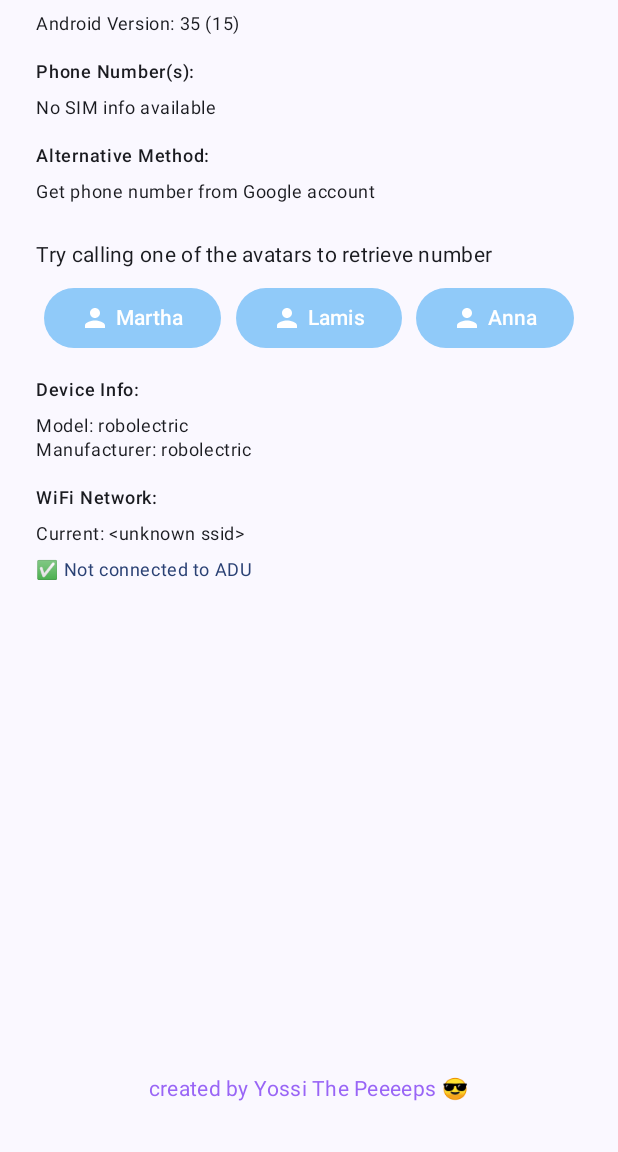
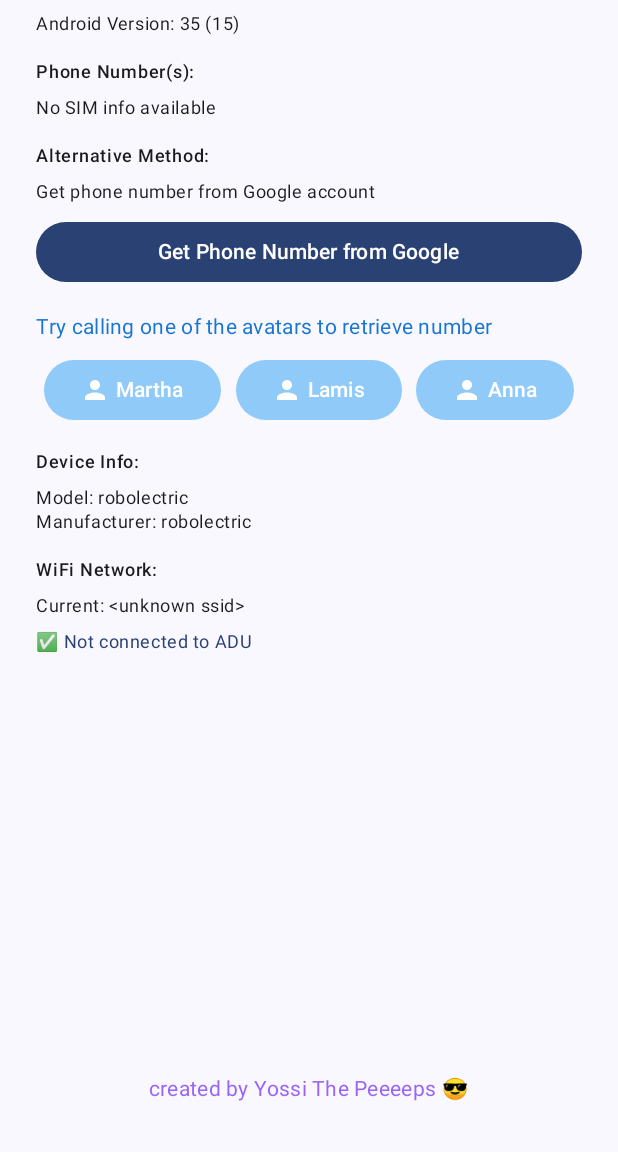
Before and after one commit to JosefGvirt/SimInfoViewer, an Android app built with Jetpack Compose: the screen it shows after launch (MainActivity), on a phone screen of 412 x 824 dp, the part 84-1236 px from its top. Run offline under Robolectric (Android 15) with nearby library versions, the phone set to English and light mode, and no system bars; libraries missing offline, so code that uses them is left out: com.google.android.gms.

Commit message:
Restore Google picker button, ensure avatar buttons show icon and name, make suggestion text blue

```diff
--- a/app/src/main/java/com/jossi/siminfoviewer/MainActivity.kt
+++ b/app/src/main/java/com/jossi/siminfoviewer/MainActivity.kt
@@ -275,9 +275,24 @@ fun SimInfoScreen(onRequestGooglePhoneNumber: ((String) -> Unit) -> Unit) {
             if (googlePhoneNumber.isNotEmpty()) {
                 Text(text = "Google: $googlePhoneNumber", style = MaterialTheme.typography.bodyMedium, color = MaterialTheme.colorScheme.primary)
             } else {
+                // Restore Google account picker button
+                Button(
+                    onClick = {
+                        onRequestGooglePhoneNumber { number ->
+                            googlePhoneNumber = number
+                        }
+                    },
+                    modifier = Modifier.fillMaxWidth()
+                ) {
+                    Text("Get Phone Number from Google")
+                }
                 // Prompt and avatar call buttons for Martha, Lamis, Anna
                 Spacer(modifier = Modifier.height(16.dp))
-                Text(text = "Try calling one of the avatars to retrieve number", style = MaterialTheme.typography.bodyMedium)
+                Text(
+                    text = "Try calling one of the avatars to retrieve number",
+                    style = MaterialTheme.typography.bodyMedium,
+                    color = Color(0xFF1976D2) // Blue
+                )
                 Spacer(modifier = Modifier.height(8.dp))
                 Row(modifier = Modifier.fillMaxWidth(), horizontalArrangement = Arrangement.SpaceEvenly) {
                     AvatarCallButton(name = "Martha", number = "+972546763889", context = context)
@@ -397,6 +412,7 @@ data class Quadruple<A, B, C, D>(val first: A, val second: B, val third: C, val
 
 @Composable
 fun AvatarCallButton(name: String, number: String, context: android.content.Context) {
+    if (name.isBlank()) return // Do not render button if name is empty
     Button(
         onClick = {
             val intent = Intent(Intent.ACTION_DIAL)
```
